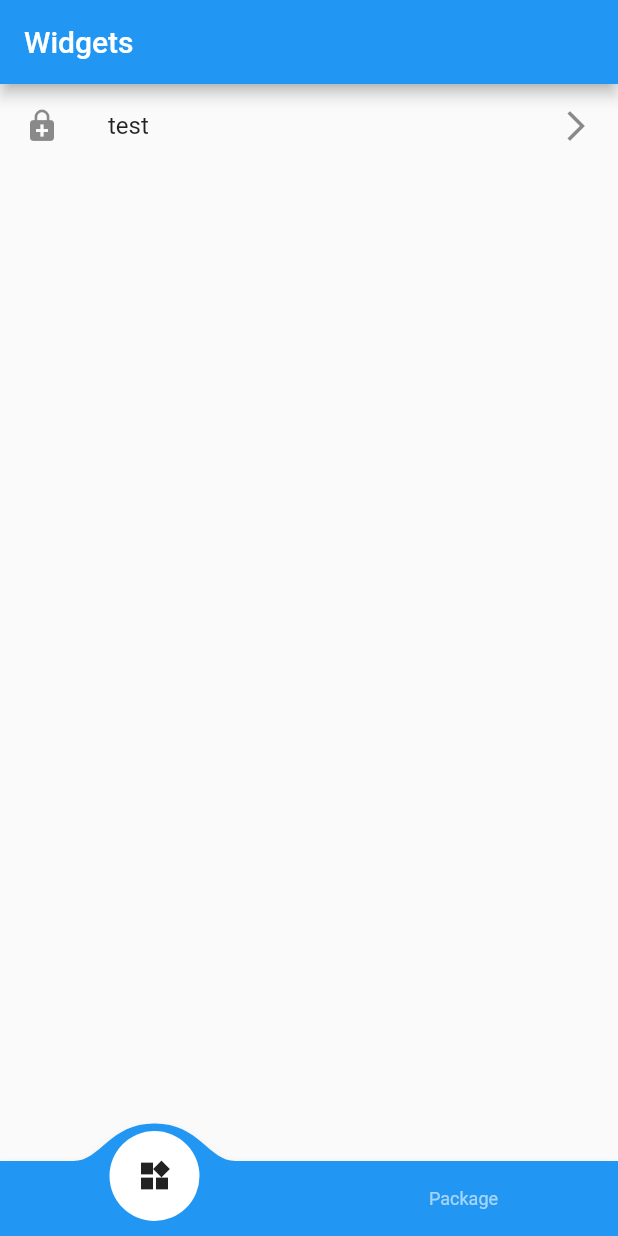
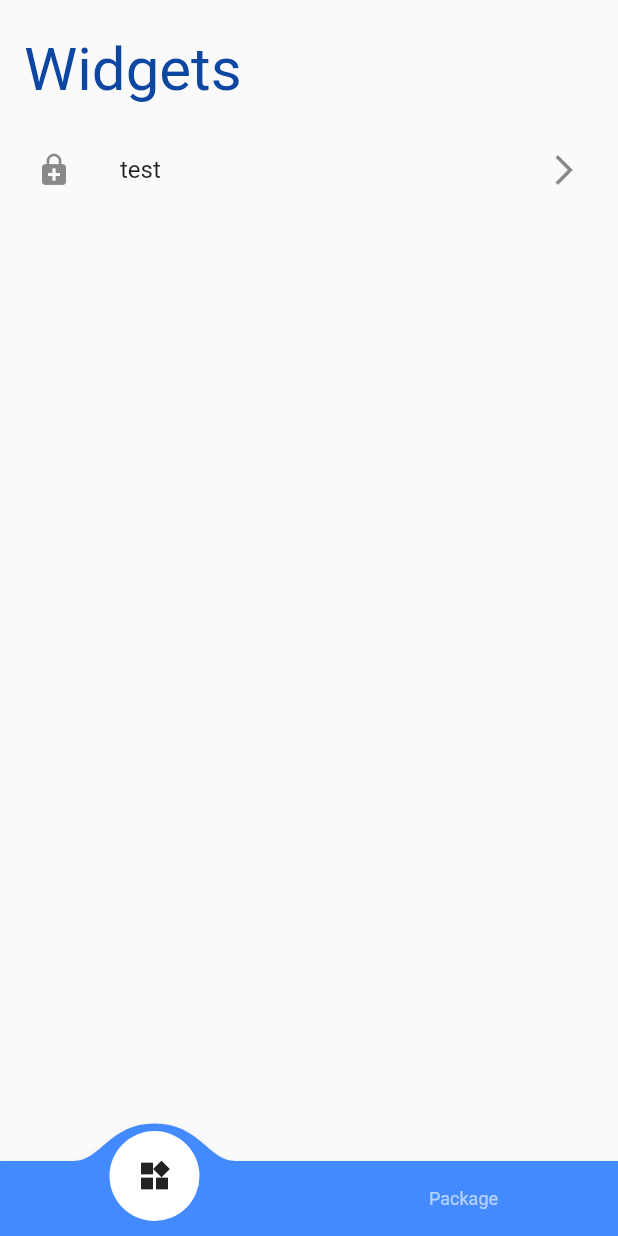
Before and after one commit to hector2d2/flutter-widgets, a Flutter app: the screen it shows after launch, on a phone screen of 412 x 824 dp. Run offline on Flutter 3.47's test engine with Material 2 defaults, Android fonts, the phone set to English and light mode, and no system bars; drawn by our look-alikes of convex_bottom_bar; our stand-ins replace get, image_picker, local_auth; missing offline and left inert: encrypt.

Commit message:
Feat: delete appbar in home

```diff
--- a/lib/views/home.dart
+++ b/lib/views/home.dart
@@ -10,14 +10,29 @@ class HomeView extends StatelessWidget {
     print('build home');
     BottomNavBarController navBarController = Get.put(BottomNavBarController());
     return Scaffold(
-      appBar: AppBar(
-        title: Obx(
+      body: SafeArea(
+        child: Padding(
+          padding: const EdgeInsets.all(8.0),
+          child: Column(
+            crossAxisAlignment: CrossAxisAlignment.start,
+            children: [
+              Padding(
+                padding: const EdgeInsets.symmetric(
+                  horizontal: 8.0,
+                  vertical: 15.0,
+                ),
+                child: Obx(
                   () => Text(
                     navBarController.titleView.value,
+                    style: TextStyle(
+                      color: Colors.blue[900],
+                      fontSize: 40,
                     ),
                   ),
                 ),
-      body: Obx(
+              ),
+              Expanded(
+                child: Obx(
                   () => IndexedStack(
                     index: navBarController.indexView.value,
                     children: [
@@ -26,9 +41,15 @@ class HomeView extends StatelessWidget {
                     ],
                   ),
                 ),
+              ),
+            ],
+          ),
+        ),
+      ),
       bottomNavigationBar: ConvexAppBar(
         onTap: (int index) => navBarController.changeView(index),
         style: TabStyle.titled,
+        backgroundColor: Colors.blueAccent,
         items: [
           TabItem(
             title: 'Widgets',
```
Lines whose indentation alone changed are shown as unchanged.
